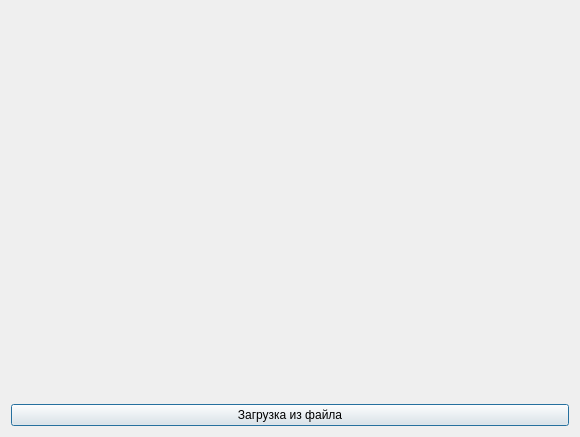
The window that gui.ui (Kseniaracsk/read_file_and_draw_line) describes before a commit, drawn with Qt 5.
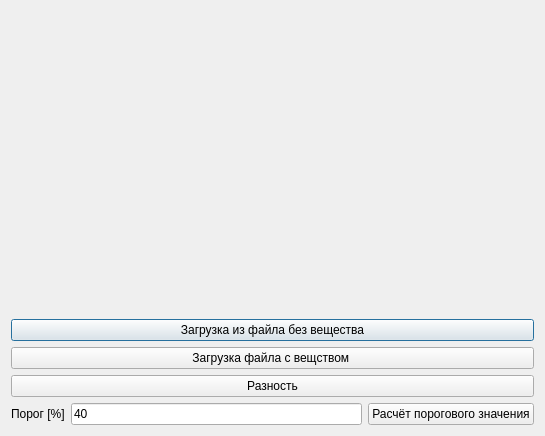
The same window after the commit.

Diff of the .ui file:
```diff
--- a/gui.ui
+++ b/gui.ui
@@ -6,8 +6,8 @@
    <rect>
     <x>0</x>
     <y>0</y>
-    <width>580</width>
-    <height>437</height>
+    <width>545</width>
+    <height>436</height>
    </rect>
   </property>
   <property name="windowTitle">
@@ -20,12 +20,76 @@
     </widget>
    </item>
    <item>
-    <widget class="QPushButton" name="btn_download">
+    <widget class="QWidget" name="widget_plot_2" native="true">
+     <layout class="QVBoxLayout" name="layout_plot_2"/>
+    </widget>
+   </item>
+   <item>
+    <widget class="QPushButton" name="btn_without_gas">
      <property name="text">
-      <string>Загрузка из файла</string>
+      <string>Загрузка из файла без вещества</string>
      </property>
     </widget>
    </item>
+   <item>
+    <widget class="QPushButton" name="btn_with_gas">
+     <property name="text">
+      <string>Загрузка файла с вещством </string>
+     </property>
+    </widget>
+   </item>
+   <item>
+    <widget class="QPushButton" name="btn_difference">
+     <property name="text">
+      <string>Разность</string>
+     </property>
+    </widget>
+   </item>
+   <item>
+    <widget class="QWidget" name="widget_threshold" native="true">
+     <property name="sizePolicy">
+      <sizepolicy hsizetype="Preferred" vsizetype="Maximum">
+       <horstretch>0</horstretch>
+       <verstretch>0</verstretch>
+      </sizepolicy>
+     </property>
+     <layout class="QHBoxLayout" name="layout_threshold">
+      <property name="leftMargin">
+       <number>0</number>
+      </property>
+      <property name="topMargin">
+       <number>0</number>
+      </property>
+      <property name="rightMargin">
+       <number>0</number>
+      </property>
+      <property name="bottomMargin">
+       <number>0</number>
+      </property>
+      <item>
+       <widget class="QLabel" name="label_threshold">
+        <property name="text">
+         <string>Порог [%]</string>
+        </property>
+       </widget>
+      </item>
+      <item>
+       <widget class="QLineEdit" name="lineEdit_threshold">
+        <property name="text">
+         <string>40</string>
+        </property>
+       </widget>
+      </item>
+      <item>
+       <widget class="QPushButton" name="pushButton_threshold">
+        <property name="text">
+         <string>Расчёт порогового значения</string>
+        </property>
+       </widget>
+      </item>
+     </layout>
+    </widget>
+   </item>
   </layout>
  </widget>
  <resources/>
```
Left out of the diff: 2 changed lines with no effect on the pictures.
